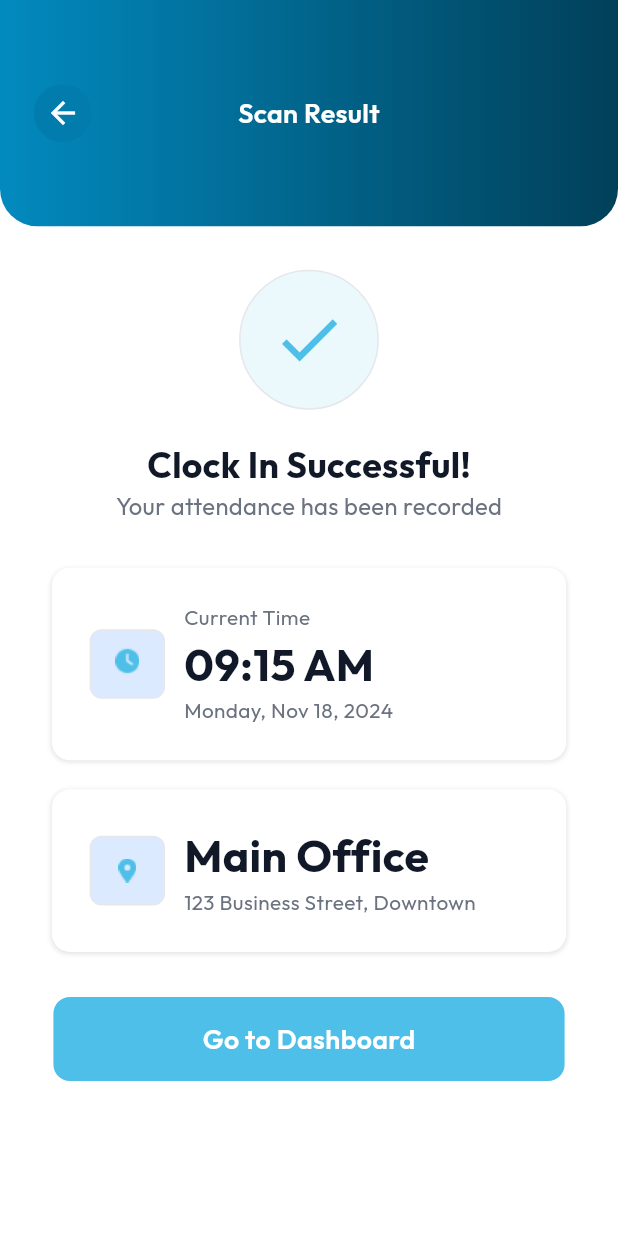
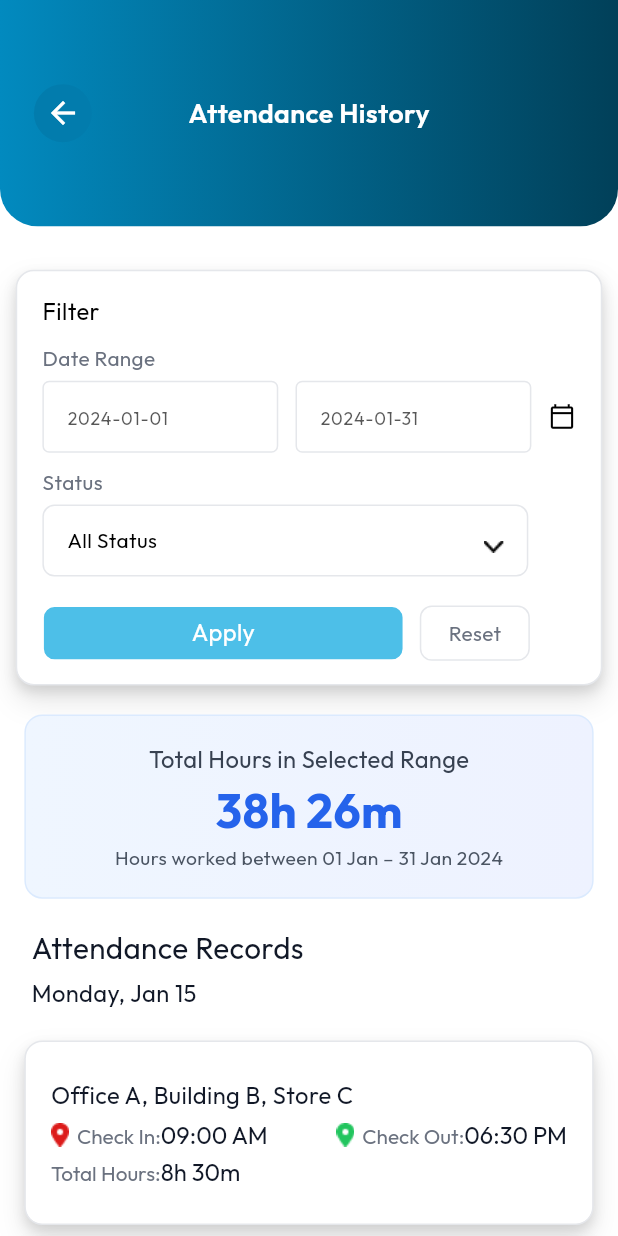
Before and after one commit to waizkamboh/clean_trust, a Flutter app: the screen it shows after launch, on a phone screen of 412 x 824 dp. Run offline on Flutter 3.47's test engine with Material 3 defaults, Android fonts, the phone set to English and light mode, and no system bars; drawn by our look-alikes of dropdown_search; our stand-ins replace flutter_spinkit, get, persistent_bottom_nav_bar.

Commit message:
attendance history screen

```diff
--- a/lib/main.dart
+++ b/lib/main.dart
@@ -1,5 +1,6 @@
 import 'package:clean_trust/util/en.dart';
 import 'package:clean_trust/view/base/bottom_nav_bar.dart';
+import 'package:clean_trust/view/screens/attendance/attendance_history_screen.dart';
 import 'package:clean_trust/view/screens/auth/login_screen.dart';
 import 'package:clean_trust/view/screens/auth/signup_screen.dart';
 import 'package:clean_trust/view/screens/home/home_screen.dart';
@@ -31,7 +32,7 @@ class MyApp extends StatelessWidget {
       theme: ThemeData(
         colorScheme: ColorScheme.fromSeed(seedColor: Colors.deepPurple),
       ),
-     home: ScanResultScreen(),
+     home: AttendanceHistoryScreen(),
       translations: Languages(),
       locale: const Locale('en', 'US'),
       fallbackLocale:  const Locale('en', 'US'),
--- a/lib/util/app_colors.dart
+++ b/lib/util/app_colors.dart
@@ -24,6 +24,14 @@ class AppColors {
   static const kVeryLightGreenColor = Color(0xffF0FDF4);
   static const kLightSkyBlueColor = Color(0xff80C4DF);
   static const kLightBlueColor = Color(0xffDBEAFE);
+  static const kAliceBlue = Color(0xFFEFF6FF);
+  static const kLavenderBlue = Color(0xFFEEF2FF);
+  static const kSlateGray = Color(0xFF4B5563);
+  static const kRoyalBlue = Color(0xFF2563EB);
+  static const kDarkSlateGray = Color(0xFF374151);
+  static const kRedColor = Color(0xFFDC1B1A);
+
+
 
 
 
--- a/lib/util/app_images.dart
+++ b/lib/util/app_images.dart
@@ -26,6 +26,7 @@ class AppImages{
   static const String qrScreenIcon2 = 'assets/icons/qrscreen_icon2.png';
   static const String qrScreenIcon3 = 'assets/icons/qrscreen_icon3.png';
   static const String qrScreenIcon4 = 'assets/icons/qrscreen_icon4.png';
+  static const String dropDownIcon = 'assets/icons/drop_down_icon.png';
 
 
 
--- a/lib/util/en.dart
+++ b/lib/util/en.dart
@@ -88,6 +88,34 @@ class Languages extends Translations {
 
 
 
+
+      'attendanceHistory1': 'Attendance History',
+      'attendanceHistory2': 'Filter',
+      'attendanceHistory3': 'Date Range',
+      'attendanceHistory4': '2024-01-01',
+      'attendanceHistory5': '2024-01-31',
+      'attendanceHistory6': 'Status',
+      'attendanceHistory7': 'All Status',
+      'attendanceHistory8': 'Apply',
+      'attendanceHistory9': 'Reset',
+      'attendanceHistory10': 'Total Hours in Selected Range',
+      'attendanceHistory11': '38h 26m',
+      'attendanceHistory12': 'Hours worked between 01 Jan – 31 Jan 2024',
+      'attendanceHistory13': 'Attendance Records',
+      'attendanceHistory14': 'Monday, Jan 15',
+      'attendanceHistory15': 'Office A, Building B, Store C',
+      'attendanceHistory16': 'Check In:',
+      'attendanceHistory17': '09:00 AM',
+      'attendanceHistory18': 'Check Out:',
+      'attendanceHistory19': '06:30 PM',
+      'attendanceHistory20': 'Total Hours:',
+      'attendanceHistory21': '8h 30m',
+      'attendanceHistory22': 'Tuesday, Jan 16',
+      'attendanceHistory23': 'Load More',
+
+
+
+
       'homeScreen1': 'Welcome back!',
       'homeScreen2': 'Hi Ali Khan',
       'homeScreen3': 'Clocked In',
--- /dev/null
+++ b/lib/view/base/custom_drop_down.dart
@@ -0,0 +1,132 @@
+import 'package:dropdown_search/dropdown_search.dart';
+import 'package:flutter/material.dart';
+
+import '../../util/size_config.dart';
+
+
+class CustomDropdownField extends StatelessWidget {
+  final double? height;
+  final double? width;
+  final FocusNode? focusNode;
+  final FormFieldValidator<String>? validator;
+  final bool enable;
+  final Color dropdownFieldColor, borderSideColor;
+  final Color? menuPropsColor;
+  final String? hintText;
+  final EdgeInsetsGeometry? contentPadding;
+  final double? borderRadius;
+  final Function(String?)? onChanged;
+  final AutovalidateMode? autoValidateMode;
+  final List<String> items;
+  final TextStyle hintTextStyle;
+  final String? labelText;
+  final TextStyle? labelTextStyle;
+  final Widget? helperWidget;
+  final Widget? suffixIcon;
+
+  const CustomDropdownField({
+    super.key,
+    this.focusNode,
+    this.validator,
+    this.enable = true,
+    required this.dropdownFieldColor,
+    required this.borderSideColor,
+    this.width,
+    this.height,
+    required this.hintText,
+    this.contentPadding,
+    this.onChanged,
+    this.autoValidateMode,
+    this.borderRadius,
+    required this.items,
+    required this.hintTextStyle,
+    this.menuPropsColor,
+    this.labelText,
+    this.labelTextStyle,
+    this.helperWidget,
+    this.suffixIcon,
+  });
+
+  @override
+  Widget build(BuildContext context) {
+    SizeConfig().init(context);
+    return Stack(
+      alignment: Alignment.centerRight,
+      children: [
+        SizedBox(
+          width: width,
+          height: height,
+          child: DropdownSearch<String>(
+            items: items,
+            onChanged: onChanged,
+            validator: validator,
+            dropdownButtonProps: const DropdownButtonProps(
+              isVisible: false,
+            ),
+            clearButtonProps: const ClearButtonProps(isVisible: false),
+            dropdownBuilder: (context, selectedItem) {
+              return Padding(
+                padding: EdgeInsets.only(right: suffixIcon != null ? 40 : 0),
+                child: Text(
+                  selectedItem ?? hintText!,
+                  style: hintTextStyle,
+                ),
+              );
+            },
+            popupProps: PopupProps.menu(
+              showSelectedItems: false,
+              fit: FlexFit.loose,
+              menuProps: MenuProps(
+                backgroundColor: menuPropsColor ?? Colors.white,
+              ),
+              listViewProps: const ListViewProps(
+                physics: BouncingScrollPhysics(),
+              ),
+            ),
+            dropdownDecoratorProps: DropDownDecoratorProps(
+              dropdownSearchDecoration: InputDecoration(
+                labelText: labelText,
+                labelStyle: labelTextStyle,
+                hintText: hintText,
+                hintStyle: hintTextStyle,
+                fillColor: dropdownFieldColor,
+                filled: true,
+                contentPadding: contentPadding,
+                helper: helperWidget,
+                enabledBorder: OutlineInputBorder(
+                  borderRadius: BorderRadius.circular(borderRadius ?? 8),
+                  borderSide: BorderSide(
+                    color: borderSideColor,
+                    width: 1,
+                  ),
+                ),
+                focusedBorder: OutlineInputBorder(
+                  borderRadius: BorderRadius.circular(borderRadius ?? 8),
+                  borderSide: BorderSide(
+                    color: borderSideColor,
+                    width: 1,
+                  ),
+                ),
+                errorBorder: OutlineInputBorder(
+                  borderRadius: BorderRadius.circular(borderRadius ?? 8),
+                  borderSide: BorderSide(
+                    color: borderSideColor,
+                    width: 1,
+                  ),
+                ),
+              ),
+            ),
+          ),
+        ),
+        if (suffixIcon != null)
+          Positioned(
+            right: getWidth(15),
+            top: getHeight(25),
+            child: Center(
+              child: suffixIcon!,
+            ),
+          ),
+      ],
+    );
+  }
+}
--- /dev/null
+++ b/lib/view/screens/attendance/attendance_history_screen.dart
@@ -0,0 +1,396 @@
+import 'package:clean_trust/util/app_colors.dart';
+import 'package:clean_trust/util/app_images.dart';
+import 'package:clean_trust/util/size_config.dart';
+import 'package:clean_trust/view/base/top_header.dart';
+import 'package:flutter/material.dart';
+import 'package:get/get.dart';
+
+import '../../../util/text_style.dart';
+import '../../base/custom_drop_down.dart';
+import '../../base/input_text_field.dart';
+import '../../base/round_button.dart';
+
+class AttendanceHistoryScreen extends StatelessWidget {
+  const AttendanceHistoryScreen({super.key});
+
+  @override
+  Widget build(BuildContext context) {
+    SizeConfig().init(context);
+    return Scaffold(
+      backgroundColor: AppColors.kWhiteColor,
+      body: SingleChildScrollView(
+        child: Column(
+          children: [
+            TopHeader(title: 'attendanceHistory1'.tr),
+            SizedBox(height: getHeight(30),),
+            Container(
+              padding: EdgeInsetsGeometry.symmetric(horizontal: getWidth(16), vertical: getHeight(16)),
+              width: getWidth(373),
+              decoration: BoxDecoration(
+                color: AppColors.kWhiteColor,
+                borderRadius: BorderRadius.all(Radius.circular(12)),
+                border: Border.all(color: AppColors.kLightCoolGreyColor, width: 1),
+                boxShadow: [
+                  BoxShadow(
+                    color: AppColors.kBlackColor.withOpacity(0.10),
+                    offset: const Offset(0, 10),
+                    blurRadius: 15,
+                    spreadRadius: 0,
+                  ),
+
+                  BoxShadow(
+                    color: AppColors.kBlackColor.withOpacity(0.10),
+                    offset: const Offset(0, 4),
+                    blurRadius: 6,
+                    spreadRadius: 0,
+                  ),
+                ],
+              ),
+              child: Column(
+                crossAxisAlignment: CrossAxisAlignment.start,
+
+                children: [
+                  Text(
+                    'attendanceHistory2'.tr,
+                    style: kSize16W400KWhiteColorOutfitRegular.copyWith(
+                      color: AppColors.kBlackColor,
+
+                    ),
+                  ),
+                  SizedBox(height: getHeight(10),),
+                  Text(
+                    'attendanceHistory3'.tr,
+                    style: kSize16W400KWhiteColorOutfitRegular.copyWith(
+                      fontSize: getFont(14),
+                      color: AppColors.kCoolGreyColor,
+
+                    ),
+                  ),
+                  SizedBox(height: getHeight(5),),
+                  Row(
+                    mainAxisAlignment: MainAxisAlignment.spaceBetween,
+                    children: [
+                      InputTextField(
+                        width: getWidth(150),
+                        contentPadding: EdgeInsets.symmetric(horizontal: getWidth(12)),
+                        keyBoardType: TextInputType.emailAddress,
+                        readOnly: true,
+                        hintText: 'attendanceHistory4'.tr,
+                        borderSideColor: AppColors.kLightCoolGreyColor,
+                        textFormFieldColor: AppColors.kWhiteColor,
+                      ),
+                      InputTextField(
+                        width: getWidth(150),
+                        contentPadding: EdgeInsets.symmetric(horizontal: getWidth(12)),
+                        keyBoardType: TextInputType.emailAddress,
+                        readOnly: true,
+                        hintText: 'attendanceHistory5'.tr,
+                        borderSideColor: AppColors.kLightCoolGreyColor,
+                        textFormFieldColor: AppColors.kWhiteColor,
+                      ),
+                      Icon(Icons.calendar_today_outlined, color: AppColors.kBlackColor,size: 18,)
+
+                    ],
+                  ),
+                  SizedBox(height: getHeight(10),),
+                  Text(
+                    'attendanceHistory6'.tr,
+                    style: kSize16W400KWhiteColorOutfitRegular.copyWith(
+                      fontSize: getFont(14),
+                      color: AppColors.kCoolGreyColor,
+
+                    ),
+                  ),
+                  SizedBox(height: getHeight(5),),
+                  CustomDropdownField(
+                    width: getWidth(309),
+                    contentPadding: EdgeInsets.symmetric(horizontal: getWidth(12)),
+                    hintText: 'attendanceHistory7'.tr,
+                    hintTextStyle: kSize16W400KWhiteColorOutfitRegular.copyWith(fontSize: getFont(14), color: AppColors.kBlackColor),
+                    borderSideColor: AppColors.kLightCoolGreyColor,
+                    borderRadius: 8,
+                    items:   ['attendanceHistory7'.tr, 'attendanceHistory7'.tr],
+                    dropdownFieldColor: AppColors.kWhiteColor,
+                    suffixIcon: Image.asset(AppImages.dropDownIcon),
+                  ),
+                  SizedBox(height: getHeight(20),),
+                  Row(
+                    //mainAxisAlignment: MainAxisAlignment.spaceEvenly,
+                    children: [
+                      RoundButton(
+                        onPress: (){},
+                        radius: BorderRadius.circular(8),
+                        title: 'attendanceHistory8'.tr,
+                        textStyle: kSize16W400KWhiteColorOutfitRegular,
+                        buttonColor: AppColors.kSkyBlueColor,
+                        width: getWidth(230),
+                        height: getHeight(38),
+
+                      ),
+                      SizedBox(width: getWidth(10),),
+
+                      RoundButton(
+                        onPress: (){},
+                        radius: BorderRadius.circular(8),
+                        title: 'attendanceHistory9'.tr,
+                        textStyle: kSize16W400KWhiteColorOutfitRegular.copyWith(
+                          fontSize: getFont(14),
+                          color: AppColors.kCoolGreyColor,
+
+                        ),
+                        buttonColor: AppColors.kBlackColor.withOpacity(0),
+                        borderColor: AppColors.kLightCoolGreyColor,
+                        width: getWidth(70),
+                        height: getHeight(38),
+
+                      ),
+
+                    ],
+                  )
+
+
+                ],
+              ),
+            ),
+            SizedBox(height: getHeight(20),),
+            Container(
+              padding: EdgeInsetsGeometry.symmetric(horizontal: getWidth(18), vertical: getHeight(18)),
+              width: getWidth(362),
+              decoration: BoxDecoration(
+                gradient: LinearGradient(colors: [
+                  AppColors.kAliceBlue,
+                  AppColors.kLavenderBlue,
+                ]),
+                borderRadius: BorderRadius.all(Radius.circular(12)),
+                border: Border.all(color: AppColors.kLightBlueColor, width: 1),
+              ),
+              child: Column(
+               // crossAxisAlignment: CrossAxisAlignment.start,
+                children: [
+                  Text(
+                    'attendanceHistory10'.tr,
+                    style: kSize16W400KWhiteColorOutfitRegular.copyWith(
+                      color: AppColors.kDarkSlateGray,
+
+                    ),
+                  ),Text(
+                    'attendanceHistory11'.tr,
+                    style: kSize20W700KWhiteColorOutfitBold.copyWith(
+                      fontSize: getFont(32),
+                      color: AppColors.kRoyalBlue,
+
+                    ),
+                  ),
+                  Text(
+                    'attendanceHistory12'.tr,
+                    style: kSize16W400KWhiteColorOutfitRegular.copyWith(
+                      fontSize: getFont(13),
+                      color: AppColors.kSlateGray,
+
+                    ),
+                  ),
+
+
+
+                ],
+              ),
+            ),
+            SizedBox(height: getHeight(20),),
+            Padding(
+              padding:  EdgeInsets.symmetric(horizontal: getWidth(20)),
+              child: Align(
+                alignment: Alignment.centerLeft,
+                child: Text(
+                  'attendanceHistory13'.tr,
+                  style: kSize16W400KWhiteColorOutfitRegular.copyWith(
+                    fontSize: getFont(20),
+                    color: AppColors.kMidnightBlueColor,
+
+                  ),
+                ),
+              ),
+            ),
+            SizedBox(height: getHeight(5),),
+
+            Padding(
+              padding:  EdgeInsets.symmetric(horizontal: getWidth(20)),
+              child: Align(
+                alignment: Alignment.centerLeft,
+                child: Text(
+                  'attendanceHistory14'.tr,
+                  style: kSize16W400KWhiteColorOutfitRegular.copyWith(
+                    color: AppColors.kMidnightBlueColor,
+
+                  ),
+                ),
+              ),
+            ),
+            SizedBox(height: getHeight(20),),
+            reuseContainer(),
+            reuseContainer(),
+            reuseContainer(),
+            reuseContainer(),
+            reuseContainer(),
+            Padding(
+              padding:  EdgeInsets.symmetric(horizontal: getWidth(20)),
+              child: Align(
+                alignment: Alignment.centerLeft,
+                child: Text(
+                  'attendanceHistory22'.tr,
+                  style: kSize16W400KWhiteColorOutfitRegular.copyWith(
+                    color: AppColors.kMidnightBlueColor,
+
+                  ),
+                ),
+              ),
+            ),
+            reuseContainer(),
+            reuseContainer(),
+            reuseContainer(),
+            reuseContainer(),
+            reuseContainer(),
+            reuseContainer(),
+            SizedBox(height: getHeight(30),),
+
+            RoundButton(
+              onPress: (){},
+              radius: BorderRadius.circular(12),
+              title: 'attendanceHistory23'.tr,
+              textStyle: kSize16W600KBlackColorOutfitSemiBold.copyWith(color: AppColors.kWhiteColor,),
+              buttonColor: AppColors.kSkyBlueColor,
+              width: getWidth(343),
+              height: getHeight(64),
+
+            ),
+
+            SizedBox(height: getHeight(50),),
+
+
+
+
+
+          ],
+        ),
+      ),
+    );
+  }
+  Widget reuseContainer() {
+    return Container(
+      padding: EdgeInsetsGeometry.symmetric(horizontal: getWidth(16), vertical: getHeight(25)),
+      margin: EdgeInsetsGeometry.only(bottom: getHeight(10)),
+      width: getWidth(362),
+      decoration: BoxDecoration(
+        color: AppColors.kWhiteColor,
+        borderRadius: BorderRadius.all(Radius.circular(12)),
+        border: Border.all(color: AppColors.kLightCoolGreyColor, width: 1),
+        boxShadow: [
+          BoxShadow(
+            color: AppColors.kBlackColor.withOpacity(0.10),
+            offset: const Offset(0, 10),
+            blurRadius: 15,
+            spreadRadius: 0,
+          ),
+
+          BoxShadow(
+            color: AppColors.kBlackColor.withOpacity(0.10),
+            offset: const Offset(0, 4),
+            blurRadius: 6,
+            spreadRadius: 0,
+          ),
+        ],
+      ),
+      child: Column(
+        crossAxisAlignment: CrossAxisAlignment.start,
+        children: [
+          Text(
+            'attendanceHistory15'.tr,
+            style: kSize16W400KWhiteColorOutfitRegular.copyWith(
+              color: AppColors.kMidnightBlueColor,
+
+            ),
+          ),
+          SizedBox(height: getHeight(5),),
+
+          Row(
+            mainAxisAlignment: MainAxisAlignment.spaceBetween,
+            children: [
+              Row(
+                children: [
+                  Image.asset(AppImages.qrScreenIcon1, color: AppColors.kRedColor,),
+                  SizedBox(width: getWidth(5),),
+
+                  RichText(
+                    text: TextSpan(
+                      children: [
+                        TextSpan(
+                            text: "attendanceHistory16".tr,
+                            style: kSize16W400KWhiteColorOutfitRegular.copyWith(color: AppColors.kCoolGreyColor, fontSize: getFont(14))
+                        ),
+                        TextSpan(
+                          text: "attendanceHistory17".tr,
+                          style: kSize16W400KWhiteColorOutfitRegular.copyWith(
+                            color: AppColors.kMidnightBlueColor,
+
+                          ),
+                        ),
+                      ],
+                    ),
+                  )
+
+                ],
+              ),
+              Row(
+                children: [
+                  Image.asset(AppImages.qrScreenIcon1, color: AppColors.kGreenColor,),
+                  SizedBox(width: getWidth(5),),
+
+                  RichText(
+                    text: TextSpan(
+                      children: [
+                        TextSpan(
+                            text: "attendanceHistory18".tr,
+                            style: kSize16W400KWhiteColorOutfitRegular.copyWith(color: AppColors.kCoolGreyColor, fontSize: getFont(14))
+                        ),
+                        TextSpan(
+                          text: "attendanceHistory19".tr,
+                          style: kSize16W400KWhiteColorOutfitRegular.copyWith(
+                            color: AppColors.kMidnightBlueColor,
+
+                          ),
+                        ),
+                      ],
+                    ),
+                  )
+
+                ],
+              ),
+
+
+            ],
+          ),
+          SizedBox(height: getHeight(5),),
+
+          RichText(
+            text: TextSpan(
+              children: [
+                TextSpan(
+                    text: "attendanceHistory20".tr,
+                    style: kSize16W400KWhiteColorOutfitRegular.copyWith(color: AppColors.kCoolGreyColor, fontSize: getFont(14))
+                ),
+                TextSpan(
+                  text: "attendanceHistory21".tr,
+                  style: kSize16W400KWhiteColorOutfitRegular.copyWith(
+                    color: AppColors.kMidnightBlueColor,
+
+                  ),
+                ),
+              ],
+            ),
+          )
+
+        ],
+      ),
+    );
+
+  }
+}
--- a/pubspec.yaml
+++ b/pubspec.yaml
@@ -37,6 +37,9 @@ dependencies:
   get: ^4.7.3
   flutter_spinkit: ^5.2.2
   persistent_bottom_nav_bar: ^6.2.1
+  dropdown_search: ^5.0.6
+
+
 
 dev_dependencies:
   flutter_test:
```
Also changed, not shown: assets/icons/drop_down_icon.png (added), pubspec.lock.
